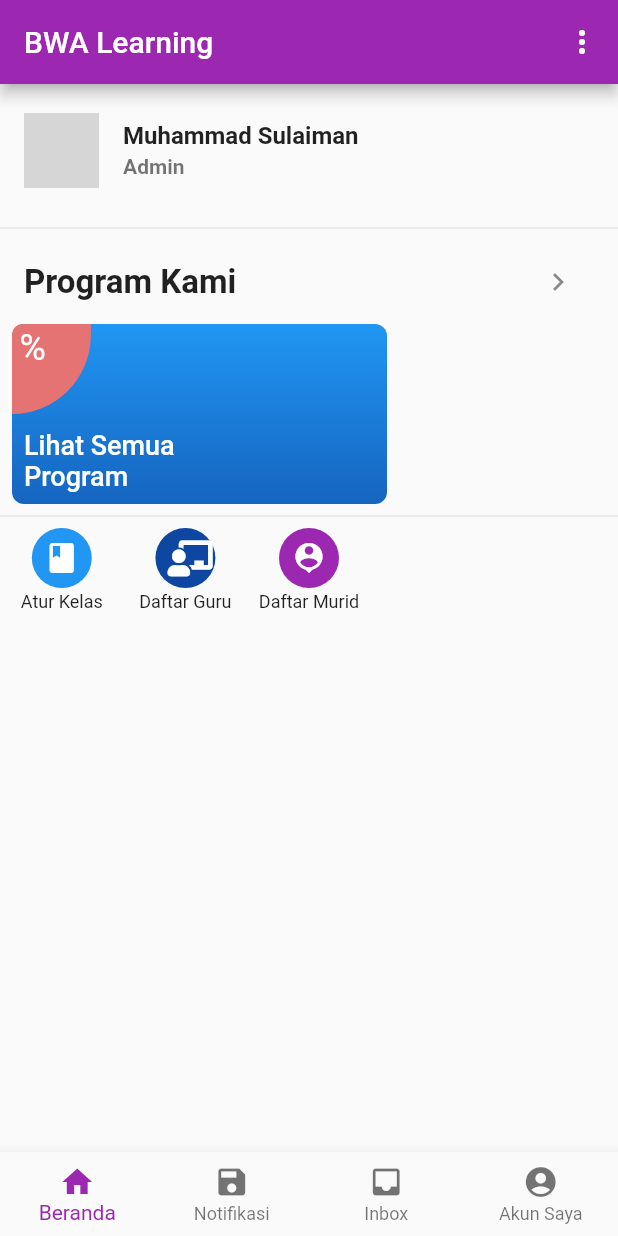
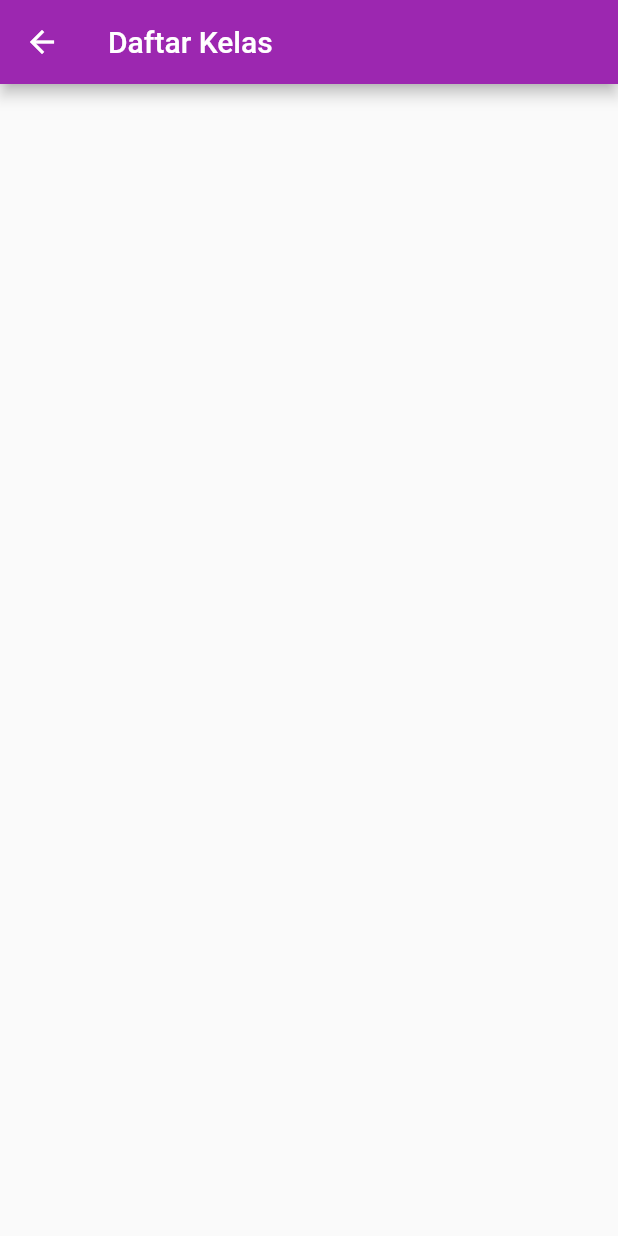
Before and after one commit to Elvian-DissoLver/bwa_learning, a Flutter app: the screen it shows after launch, after a tap on the "class" icon, on a phone screen of 412 x 824 dp. Run offline on Flutter 3.47's test engine with Material 2 defaults, Android fonts, the phone set to English and light mode, and no system bars; our stand-ins replace font_awesome_flutter; network calls fail; grey boxes are pictures that could not be loaded.

Commit message:
- try add image asset for slider - add gestureDetector for ontap container slider

```diff
--- a/lib/main.dart
+++ b/lib/main.dart
@@ -1,4 +1,5 @@
-import 'package:bwa_learning/scoped_models/app_model.dart';
+import 'package:bwa_learning/pages/admin/daftar_kelas/DaftarKelas.dart';
+import 'package:bwa_learning/scoped_models/AppModel.dart';
 import 'package:flutter/material.dart';
 import 'package:bwa_learning/pages/pesanan.dart';
 import 'package:scoped_model/scoped_model.dart';
@@ -28,13 +29,14 @@ class _BWALearningState extends State<BWALearning> {
     return ScopedModel<AppModel>(
       model: _model,
       child: MaterialApp(
-        title: 'Note.Ku',
+        title: 'BWA Learning',
         theme: ThemeData(
           primarySwatch: Colors.purple,
         ),
 
         routes: {
           '/': (BuildContext context) => MyHomePage(),
+          '/daftarKelas': (BuildContext context) => DaftarKelas(),
         },
         onUnknownRoute: (RouteSettings settings) {
           return MaterialPageRoute(
--- a/lib/pages/admin/beranda/Beranda.dart
+++ b/lib/pages/admin/beranda/Beranda.dart
@@ -1,5 +1,5 @@
 
-import 'package:bwa_learning/scoped_models/app_model.dart';
+import 'package:bwa_learning/scoped_models/AppModel.dart';
 import 'package:bwa_learning/widgets/ui_elements/Akun.dart';
 import 'package:bwa_learning/widgets/ui_elements/MenuUtama.dart';
 import 'package:bwa_learning/widgets/ui_elements/ProgramBWA.dart';
@@ -44,9 +44,9 @@ class _BerandaState extends State<Beranda> {
         children: <Widget>[
           Akun(),
           Divider(),
+          MenuUtama(),
+          Divider(),
           ProgramBWA(),
-          Divider(),
-          MenuUtama(),
         ],
       ),
     );
--- /dev/null
+++ b/lib/pages/admin/daftar_kelas/DaftarKelas.dart
@@ -0,0 +1,48 @@
+import 'package:bwa_learning/scoped_models/AppModel.dart';
+import 'package:flutter/material.dart';
+import 'package:scoped_model/scoped_model.dart';
+
+class DaftarKelas extends StatefulWidget {
+  @override
+  State<StatefulWidget> createState() {
+    return _DaftarKelasState();
+  }
+}
+
+class _DaftarKelasState extends State<DaftarKelas> {
+  @override
+  void initState() {
+    super.initState();
+  }
+
+  Widget _buildAppBar(AppModel model) {
+    return AppBar(
+      title: Text(
+        'Daftar Kelas',
+      ),
+    );
+  }
+
+  Widget _buildPageContent(AppModel model) {
+    return Scaffold(
+      appBar: _buildAppBar(model),
+      floatingActionButtonLocation: FloatingActionButtonLocation.endDocked,
+//      body: UserListView(),
+    );
+  }
+
+  @override
+  Widget build(BuildContext context) {
+    return ScopedModelDescendant<AppModel>(
+      builder: (BuildContext context, Widget child, AppModel model) {
+        Stack stack = Stack(
+          children: <Widget>[
+            _buildPageContent(model),
+          ],
+        );
+
+        return stack;
+      },
+    );
+  }
+}
--- a/lib/widgets/ui_elements/MenuUtama.dart
+++ b/lib/widgets/ui_elements/MenuUtama.dart
@@ -1,4 +1,5 @@
 import 'package:bwa_learning/pages/admin/beranda/Beranda.dart';
+import 'package:bwa_learning/pages/admin/daftar_kelas/DaftarKelas.dart';
 import 'package:bwa_learning/pages/pesanan.dart';
 import 'package:bwa_learning/pages/simpan.dart';
 import 'package:flutter/cupertino.dart';
@@ -15,11 +16,11 @@ class MenuUtama extends StatelessWidget {
       crossAxisCount: 5,
       children: <Widget>[
         MenuUtamaItem(
-            title: 'Atur Kelas',
+            title: 'Daftar Kelas',
             icon: Icons.class_,
             colorBox: Colors.blue,
             iconColor: Colors.white,
-            onPressed: () {}
+            onPressed: () => Navigator.pushNamed(context, '/daftarKelas')
         ),
         MenuUtamaItem(
             title: 'Daftar Guru',
--- a/lib/widgets/ui_elements/ProgramBWA.dart
+++ b/lib/widgets/ui_elements/ProgramBWA.dart
@@ -2,12 +2,13 @@ import 'package:flutter/cupertino.dart';
 import 'package:flutter/material.dart';
 
 class ProgramBWA extends StatelessWidget {
+
   @override
   Widget build(BuildContext context) {
     return Column(
       children: <Widget>[
         ListTile(
-          title: Text('Program Kami', style: TextStyle(fontWeight: FontWeight.w600, fontSize: 22.0),
+          title: Text('Program Kami', style: TextStyle(fontWeight: FontWeight.w600, fontSize: 20.0),
           ),
           trailing: IconButton(
             icon: Icon(Icons.keyboard_arrow_right),
@@ -23,9 +24,11 @@ class ProgramBWA extends StatelessWidget {
           child: ListView(
             scrollDirection: Axis.horizontal,
             children: <Widget>[
-              Container(
+              GestureDetector(
+                onTap: () { print("Container was tapped"); },
+                child: Container(
                   height: 50.0,
-                width: 250.0,
+                  width: 150.0,
                   decoration: BoxDecoration(
                       gradient: LinearGradient(
                           begin: Alignment.topCenter,
@@ -74,18 +77,21 @@ class ProgramBWA extends StatelessWidget {
                     ],
                   ),
                 ),
-//              Container(
-//                height: 150.0,
-//                width: 300.0,
-//                decoration: BoxDecoration(
-//                    borderRadius: BorderRadiusDirectional.circular(8.0),
-//                    image: DecorationImage(
-//                        image: AssetImage('images/promo.jpeg')
-//                    )
-//                ),
-//                margin: EdgeInsets.only(left: 10.0),
-//                child: null,
-//              )
+              ),
+
+              Container(
+                height: 50.0,
+                width: 300.0,
+                decoration: BoxDecoration(
+                    borderRadius: BorderRadiusDirectional.circular(8.0),
+                    image: DecorationImage(
+                        image: AssetImage('assets/img/noteku.jpeg'),
+                        fit: BoxFit.fill,
+                    )
+                ),
+                margin: EdgeInsets.only(left: 10.0),
+                child: null,
+              )
             ],
           ),
         )
```
Also changed, not shown: lib/widgets/user/UserCard.dart (added, +174 -0 lines), lib/widgets/user/UserListView.dart (added, +69 -0 lines), pubspec.yaml (+4 -3 lines), assets/img/LogoNoteKu.png (added), assets/img/noteku.jpeg (added), lib/scoped_models/AppModel.dart (renamed from lib/scoped_models/app_model.dart), pubspec.lock, 1 other file. Lines whose indentation alone changed are shown as unchanged.
